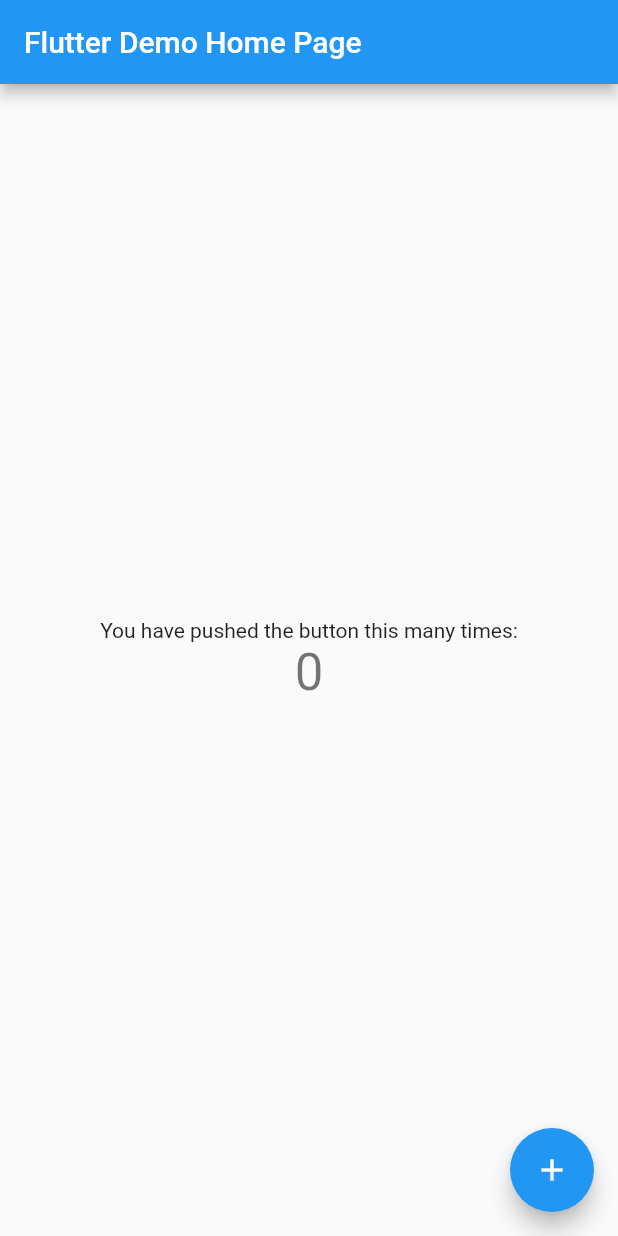
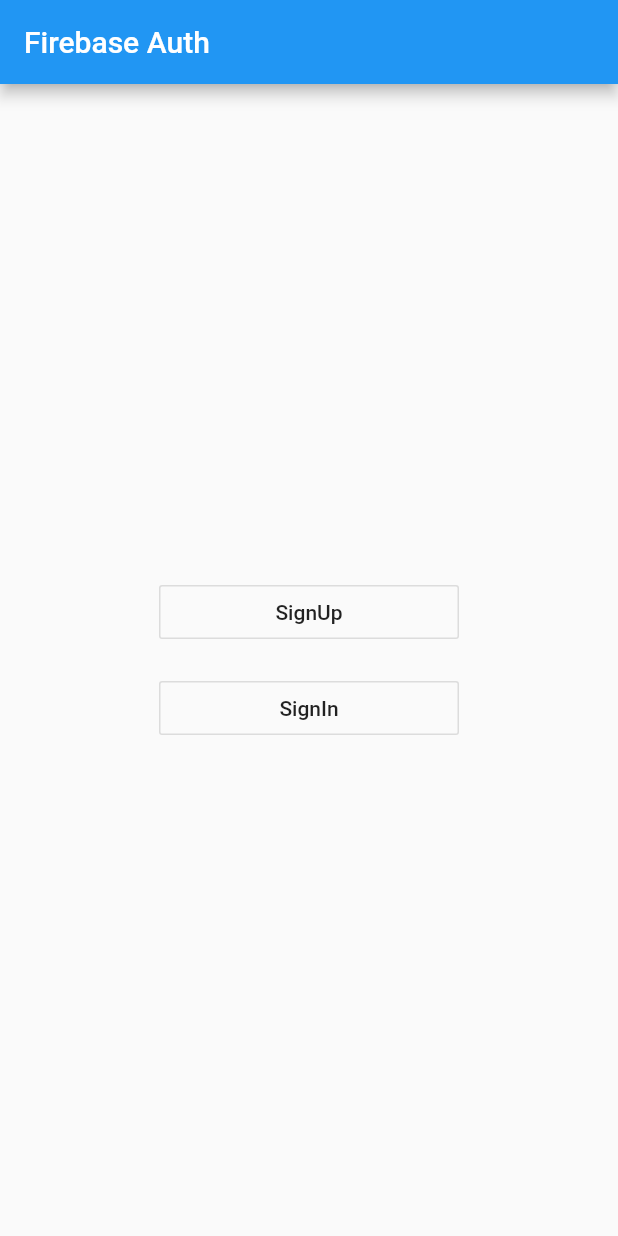
Before and after one commit to MOsorioC/flutter-firebase-auth, a Flutter app: the screen it shows after launch, on a phone screen of 412 x 824 dp. Run offline on Flutter 3.47's test engine with Material 2 defaults, Android fonts, the phone set to English and light mode, and no system bars; our stand-ins replace firebase_auth, firebase_core; accounts and stored records are empty.

Commit message:
Add Firebase authentication email

```diff
--- /dev/null
+++ b/lib/core/constants/RoutePath.dart
@@ -0,0 +1,6 @@
+class RoutePath {
+  static const String home = "/";
+  static const String signIn = "signIn";
+  static const String signUp = "signUp";
+  static const String privateHome = "private";
+}
--- /dev/null
+++ b/lib/core/services/AuthenticationService.dart
@@ -0,0 +1,89 @@
+import 'dart:async';
+
+import 'package:firebase_auth/firebase_auth.dart';
+import 'package:flutter/material.dart';
+import 'package:login_provider/core/viewmodels/BaseViewModel.dart';
+
+enum Status { Uninitialized, Authenticated, Authenticating, Unauthenticated }
+
+
+class AuthenticationService extends BaseViewModel {
+
+  User user;
+  StreamSubscription userAuthSub;
+  FirebaseAuth _firebaseAuth = FirebaseAuth.instance;
+
+  Status _status = Status.Uninitialized;
+  Status get status => _status;
+
+  AuthenticationService() {
+    userAuthSub = _firebaseAuth.authStateChanges().listen((newUser) {
+      print('AuthProvider - FirebaseAuth - onAuthStateChanged - $newUser');
+      if (newUser == null) {
+        _status = Status.Unauthenticated;
+      } else {
+        _status = Status.Authenticated;
+      }
+
+      user = newUser;
+      notifyListeners();
+    }, onError: (e) {
+      print('AuthProvider - FirebaseAuth - onAuthStateChanged - $e');
+    });
+  }
+
+
+  @override
+  void dispose() {
+    if (userAuthSub != null) {
+      userAuthSub.cancel();
+      userAuthSub = null;
+    }
+    super.dispose();
+  }
+
+  Future<void> signUpWithEmail({@required String email, @required String password}) async {
+    setBusy(true);
+    try {
+      await _firebaseAuth.createUserWithEmailAndPassword(
+          email: email,
+          password: password
+      );
+    } on FirebaseAuthException catch (e) {
+      if (e.code == 'weak-password') {
+        print('The password provided is too weak.');
+      } else if (e.code == 'email-already-in-use') {
+        print('The account already exists for that email.');
+      }
+    } catch (e) {
+      print(e);
+    }
+    setBusy(false);
+  }
+
+  Future<void> signInWithEmail({@required String email, @required String password}) async {
+    setBusy(true);
+    try {
+      await _firebaseAuth.signInWithEmailAndPassword(
+          email: email,
+          password: password
+      );
+    } on FirebaseAuthException catch (e) {
+      if (e.code == 'user-not-found') {
+        print('No user found for that email.');
+      } else if (e.code == 'wrong-password') {
+        print('Wrong password provided for that user.');
+      }
+
+      print(e.message);
+    }
+    setBusy(false);
+  }
+
+  Future<void> signOut() async {
+    _status = Status.Unauthenticated;
+    await FirebaseAuth.instance.signOut();
+    notifyListeners();
+  }
+
+}
--- /dev/null
+++ b/lib/core/viewmodels/BaseViewModel.dart
@@ -0,0 +1,11 @@
+import 'package:flutter/cupertino.dart';
+
+class BaseViewModel extends ChangeNotifier {
+  bool _busy = false;
+  bool get isBusy => _busy;
+
+  void setBusy(bool value) {
+    _busy = value;
+    notifyListeners();
+  }
+}
--- a/lib/main.dart
+++ b/lib/main.dart
@@ -1,4 +1,9 @@
+import 'package:firebase_core/firebase_core.dart';
 import 'package:flutter/material.dart';
+import 'package:login_provider/core/constants/RoutePath.dart';
+import 'package:login_provider/provider_conf.dart';
+import 'package:login_provider/ui/router.dart';
+import 'package:provider/provider.dart';
 
 void main() {
   runApp(MyApp());
@@ -8,110 +13,30 @@ class MyApp extends StatelessWidget {
   // This widget is the root of your application.
   @override
   Widget build(BuildContext context) {
-    return MaterialApp(
-      title: 'Flutter Demo',
-      theme: ThemeData(
-        // This is the theme of your application.
-        //
-        // Try running your application with "flutter run". You'll see the
-        // application has a blue toolbar. Then, without quitting the app, try
-        // changing the primarySwatch below to Colors.green and then invoke
-        // "hot reload" (press "r" in the console where you ran "flutter run",
-        // or simply save your changes to "hot reload" in a Flutter IDE).
-        // Notice that the counter didn't reset back to zero; the application
-        // is not restarted.
-        primarySwatch: Colors.blue,
-        // This makes the visual density adapt to the platform that you run
-        // the app on. For desktop platforms, the controls will be smaller and
-        // closer together (more dense) than on mobile platforms.
-        visualDensity: VisualDensity.adaptivePlatformDensity,
-      ),
-      home: MyHomePage(title: 'Flutter Demo Home Page'),
+    final Future<FirebaseApp> _initialization = Firebase.initializeApp();
+    return FutureBuilder(
+      future: _initialization,
+      builder: (context, snapshot) {
+        if (snapshot.connectionState == ConnectionState.done) {
+          return MultiProvider(
+            providers: providers,
+            child: MaterialApp(
+              title: 'Flutter Demo',
+              theme: ThemeData(
+                primarySwatch: Colors.blue,
+                visualDensity: VisualDensity.adaptivePlatformDensity,
+              ),
+              initialRoute: RoutePath.home,
+              onGenerateRoute: generateRoute,
+            ),
+          );
+        }
+
+        return MaterialApp(
+          title: 'Flutter Demo',
+          home: Container(child: Text("loading"),),
+        );
+      },
     );
   }
 }
-
-class MyHomePage extends StatefulWidget {
-  MyHomePage({Key key, this.title}) : super(key: key);
-
-  // This widget is the home page of your application. It is stateful, meaning
-  // that it has a State object (defined below) that contains fields that affect
-  // how it looks.
-
-  // This class is the configuration for the state. It holds the values (in this
-  // case the title) provided by the parent (in this case the App widget) and
-  // used by the build method of the State. Fields in a Widget subclass are
-  // always marked "final".
-
-  final String title;
-
-  @override
-  _MyHomePageState createState() => _MyHomePageState();
-}
-
-class _MyHomePageState extends State<MyHomePage> {
-  int _counter = 0;
-
-  void _incrementCounter() {
-    setState(() {
-      // This call to setState tells the Flutter framework that something has
-      // changed in this State, which causes it to rerun the build method below
-      // so that the display can reflect the updated values. If we changed
-      // _counter without calling setState(), then the build method would not be
-      // called again, and so nothing would appear to happen.
-      _counter++;
-    });
-  }
-
-  @override
-  Widget build(BuildContext context) {
-    // This method is rerun every time setState is called, for instance as done
-    // by the _incrementCounter method above.
-    //
-    // The Flutter framework has been optimized to make rerunning build methods
-    // fast, so that you can just rebuild anything that needs updating rather
-    // than having to individually change instances of widgets.
-    return Scaffold(
-      appBar: AppBar(
-        // Here we take the value from the MyHomePage object that was created by
-        // the App.build method, and use it to set our appbar title.
-        title: Text(widget.title),
-      ),
-      body: Center(
-        // Center is a layout widget. It takes a single child and positions it
-        // in the middle of the parent.
-        child: Column(
-          // Column is also a layout widget. It takes a list of children and
-          // arranges them vertically. By default, it sizes itself to fit its
-          // children horizontally, and tries to be as tall as its parent.
-          //
-          // Invoke "debug painting" (press "p" in the console, choose the
-          // "Toggle Debug Paint" action from the Flutter Inspector in Android
-          // Studio, or the "Toggle Debug Paint" command in Visual Studio Code)
-          // to see the wireframe for each widget.
-          //
-          // Column has various properties to control how it sizes itself and
-          // how it positions its children. Here we use mainAxisAlignment to
-          // center the children vertically; the main axis here is the vertical
-          // axis because Columns are vertical (the cross axis would be
-          // horizontal).
-          mainAxisAlignment: MainAxisAlignment.center,
-          children: <Widget>[
-            Text(
-              'You have pushed the button this many times:',
-            ),
-            Text(
-              '$_counter',
-              style: Theme.of(context).textTheme.headline4,
-            ),
-          ],
-        ),
-      ),
-      floatingActionButton: FloatingActionButton(
-        onPressed: _incrementCounter,
-        tooltip: 'Increment',
-        child: Icon(Icons.add),
-      ), // This trailing comma makes auto-formatting nicer for build methods.
-    );
-  }
-}
--- /dev/null
+++ b/lib/provider_conf.dart
@@ -0,0 +1,7 @@
+import 'package:login_provider/core/services/AuthenticationService.dart';
+import 'package:provider/provider.dart';
+import 'package:provider/single_child_widget.dart';
+
+List<SingleChildWidget> providers = [
+  ChangeNotifierProvider(create: (_) => AuthenticationService())
+];
--- /dev/null
+++ b/lib/ui/router.dart
@@ -0,0 +1,26 @@
+import 'package:flutter/material.dart';
+import 'package:login_provider/core/constants/RoutePath.dart';
+import 'package:login_provider/ui/views/HomeView.dart';
+import 'package:login_provider/ui/views/LoginView.dart';
+import 'package:login_provider/ui/views/PrivateView.dart';
+import 'package:login_provider/ui/views/SignupView.dart';
+
+Route<dynamic> generateRoute(RouteSettings settings) {
+  switch (settings.name) {
+    case RoutePath.home:
+      return MaterialPageRoute(builder: (_) => HomeView());
+    case RoutePath.signUp:
+      return MaterialPageRoute(builder: (_) => SignUpView());
+    case RoutePath.signIn:
+      return MaterialPageRoute(builder: (_) => SignInView());
+    case RoutePath.privateHome:
+      return MaterialPageRoute(builder: (_) => PrivateView());
+    default:
+      return MaterialPageRoute(
+          builder: (_) => Scaffold(
+                body: Center(
+                  child: Text('No route defined for ${settings.name}'),
+                ),
+              ));
+  }
+}
--- /dev/null
+++ b/lib/ui/views/HomeView.dart
@@ -0,0 +1,55 @@
+import 'package:flutter/material.dart';
+import 'package:login_provider/core/constants/RoutePath.dart';
+import 'package:login_provider/core/services/AuthenticationService.dart';
+import 'package:login_provider/ui/views/PrivateView.dart';
+import 'package:login_provider/ui/widgets/BaseWidget.dart';
+
+class HomeView extends StatelessWidget {
+  @override
+  Widget build(BuildContext context) {
+    return BaseWidget<AuthenticationService>(
+      model: AuthenticationService(),
+      builder: (context, model, child) => Status.Authenticated == model.status
+          ? PrivateView()
+          : Scaffold(
+              appBar: AppBar(
+                title: Text("Firebase Auth"),
+              ),
+              body: Center(
+                child: Column(
+                  mainAxisAlignment: MainAxisAlignment.center,
+                  children: <Widget>[
+                    ButtonTheme(
+                      minWidth: 200,
+                      child: OutlineButton(
+                        onPressed: () async {
+                          Navigator.pushNamed(
+                            context,
+                            RoutePath.signUp,
+                          );
+                        },
+                        child: Text("SignUp"),
+                      ),
+                    ),
+                    SizedBox(
+                      height: 16,
+                    ),
+                    ButtonTheme(
+                      minWidth: 200.0,
+                      child: OutlineButton(
+                        onPressed: () async {
+                          Navigator.pushNamed(
+                              context,
+                              RoutePath.signIn
+                          );
+                        },
+                        child: Text("SignIn"),
+                      ),
+                    )
+                  ],
+                ),
+              ),
+            ),
+    );
+  }
+}
--- /dev/null
+++ b/lib/ui/widgets/BaseWidget.dart
@@ -0,0 +1,42 @@
+import 'package:flutter/material.dart';
+import 'package:provider/provider.dart';
+
+class BaseWidget<T extends ChangeNotifier> extends StatefulWidget {
+  final Widget Function(BuildContext context, T value, Widget child) builder;
+
+  final T model;
+  final Widget child;
+
+  final Function(T) onModelReady;
+
+  BaseWidget({Key key, this.model, this.builder, this.child, this.onModelReady})
+      : super(key: key);
+
+  _BaseWidget<T> createState() => _BaseWidget<T>();
+}
+
+class _BaseWidget<T extends ChangeNotifier> extends State<BaseWidget<T>> {
+  T model;
+
+  @override
+  void initState() {
+    model = widget.model;
+
+    if (widget.onModelReady != null) {
+      widget.onModelReady(model);
+    }
+
+    super.initState();
+  }
+
+  @override
+  Widget build(BuildContext context) {
+    return ChangeNotifierProvider<T>(
+      create: (context) => model,
+      child: Consumer<T>(
+        builder: widget.builder,
+        child: widget.child,
+      ),
+    );
+  }
+}
--- a/pubspec.yaml
+++ b/pubspec.yaml
@@ -30,6 +30,8 @@ dependencies:
   cupertino_icons: ^1.0.0
   firebase_core: "^0.5.0+1"
   firebase_auth: "^0.18.1+2"
+  provider: ^4.3.2+2
+  json_serializable: ^3.5.0
 
 dev_dependencies:
   flutter_test:
```
Also changed, not shown: lib/ui/views/LoginView.dart (added, +90 -0 lines), lib/ui/views/PrivateView.dart (added, +36 -0 lines), lib/ui/views/SignupView.dart (added, +90 -0 lines), pubspec.lock, 3 other files.
